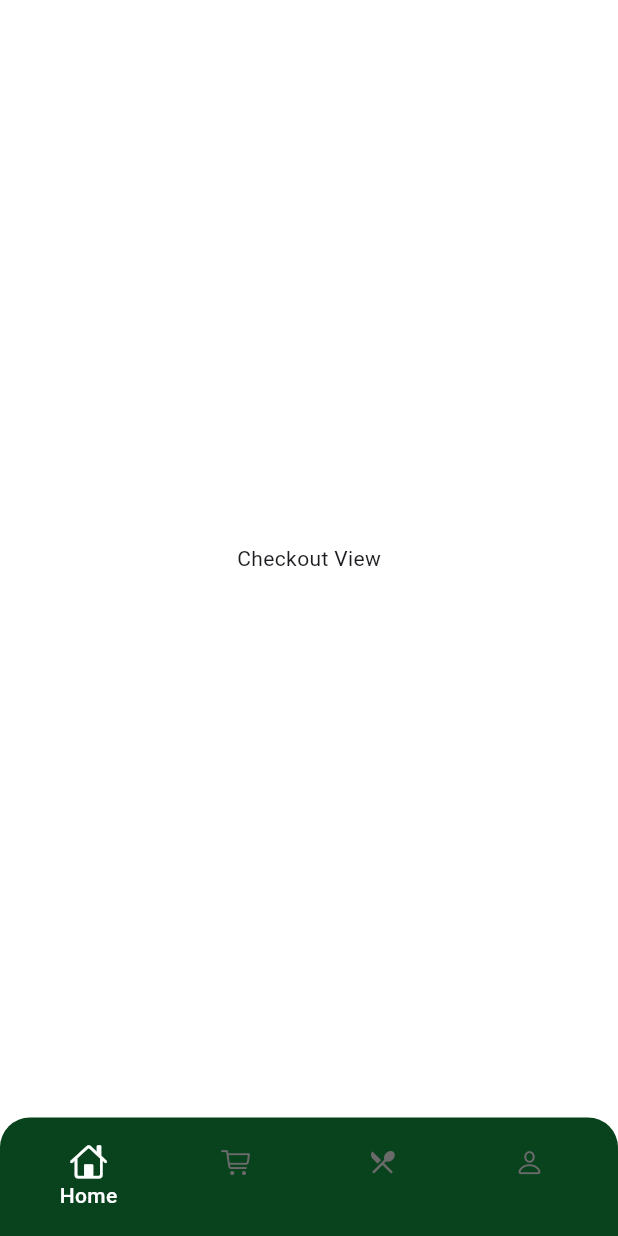
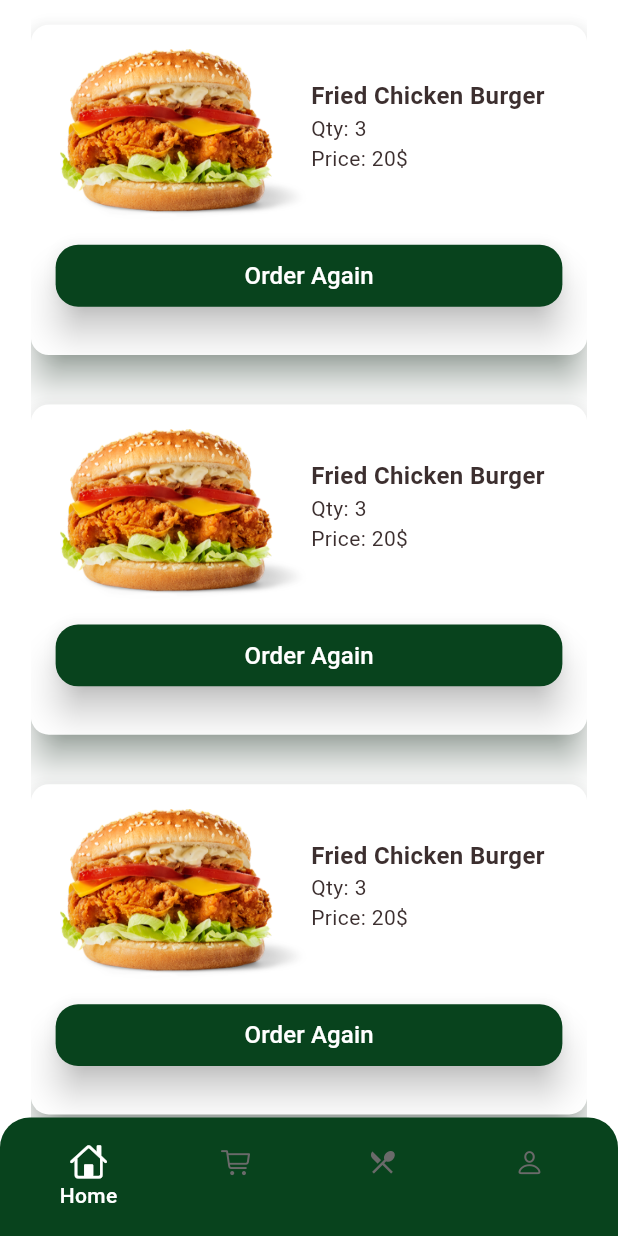
Before and after one commit to M-Waleed-Elsherbeny/Hungry-App, a Flutter app: the screen it shows after launch, swiped to page 3, on a phone screen of 412 x 824 dp. Run offline on Flutter 3.47's test engine with Material 3 defaults, Android fonts, the phone set to English and light mode, and no system bars; our stand-ins replace flutter_svg, google_fonts.

```diff
--- a/lib/core/components/custom_button.dart
+++ b/lib/core/components/custom_button.dart
@@ -3,9 +3,15 @@ import 'package:hungry_app/core/styles/colors/app_colors.dart';
 import 'package:hungry_app/core/styles/fonts/app_text_style.dart';
 
 class CustomButton extends StatelessWidget {
-  const CustomButton({super.key, required this.title, this.onTap});
+  const CustomButton({
+    super.key,
+    required this.title,
+    this.onTap,
+    this.minimumSize,
+  });
   final String title;
   final VoidCallback? onTap;
+  final Size? minimumSize;
 
   @override
   Widget build(BuildContext context) {
@@ -16,8 +22,7 @@ class CustomButton extends StatelessWidget {
         shape: RoundedRectangleBorder(borderRadius: BorderRadius.circular(15)),
         alignment: Alignment.center,
         elevation: 10,
-        minimumSize: const Size(150, 50),
-        maximumSize: const Size(150, 50),
+        minimumSize: minimumSize ?? const Size(150, 50),
       ),
       child: Text(title, style: AppTextStyle.textWhite16W500),
     );
--- a/lib/core/navigation/custom_navigation_bar.dart
+++ b/lib/core/navigation/custom_navigation_bar.dart
@@ -2,8 +2,8 @@ import 'package:flutter/cupertino.dart';
 import 'package:flutter/material.dart';
 import 'package:hungry_app/core/styles/colors/app_colors.dart';
 import 'package:hungry_app/features/cart/view/cart_view.dart';
-import 'package:hungry_app/features/checkout/view/checkout_view.dart';
 import 'package:hungry_app/features/home/view/home_view.dart';
+import 'package:hungry_app/features/orders/view/orders_view.dart';
 import 'package:hungry_app/features/profile/view/profile_view.dart';
 
 class CustomNavigationBar extends StatefulWidget {
@@ -38,7 +38,7 @@ class _CustomNavigationBarState extends State<CustomNavigationBar> {
   List<Widget> pages = [
     const HomeView(),
     const CartView(),
-    const CheckOutView(),
+    const OrderView(),
     const ProfileView(),
   ];
   int currentIndex = 0;
--- a/lib/core/styles/assets/app_assets.dart
+++ b/lib/core/styles/assets/app_assets.dart
@@ -2,6 +2,7 @@ class AppAssets {
   // Paths
   static const String imagePath = 'assets/images';
   static const String svgPath = 'assets/svg';
+  static const String iconPath = 'assets/icons';
 
   // Splash Screen
   static const String splashImage = '$imagePath/splash_image.png';
@@ -21,4 +22,8 @@ class AppAssets {
   static const String onion = '$imagePath/onion.png';
   static const String tomato = '$imagePath/tomato.png';
 
+  // icons
+  static const String cashOnDelivery = '$iconPath/cash.png';
+  static const String visaMethod = '$iconPath/visa.png';
+
 }
--- a/lib/core/styles/fonts/app_text_style.dart
+++ b/lib/core/styles/fonts/app_text_style.dart
@@ -18,6 +18,12 @@ class AppTextStyle {
     color: AppColors.kBrownColor,
     fontSize: 16,
     fontWeight: FontWeight.w600,
+    overflow: TextOverflow.ellipsis,
+  );
+  static const TextStyle textBrown18W700 = TextStyle(
+    color: AppColors.kBrownColor,
+    fontSize: 18,
+    fontWeight: FontWeight.w700,
     overflow: TextOverflow.ellipsis,
   );
   static const TextStyle textBrown16W400 = TextStyle(
--- /dev/null
+++ b/lib/features/orders/view/orders_view.dart
@@ -0,0 +1,79 @@
+import 'package:flutter/material.dart';
+import 'package:hungry_app/core/components/custom_button.dart';
+import 'package:hungry_app/core/styles/assets/app_assets.dart';
+import 'package:hungry_app/core/styles/colors/app_colors.dart';
+import 'package:hungry_app/core/styles/fonts/app_text_style.dart';
+import 'package:hungry_app/core/utils/spacer.dart';
+
+class OrderView extends StatelessWidget {
+  const OrderView({super.key});
+
+  @override
+  Widget build(BuildContext context) {
+    double deviceHeight = MediaQuery.of(context).size.height;
+    double deviceWidth = MediaQuery.of(context).size.width;
+    return Padding(
+      padding: EdgeInsets.symmetric(horizontal: deviceWidth * 0.05),
+      child: ListView.builder(
+        padding: EdgeInsets.only(bottom: deviceHeight * 0.1),
+        itemCount: 3,
+        itemBuilder: (_, index) {
+          return Card(
+            margin: EdgeInsets.only(
+              top: deviceHeight * 0.02,
+              bottom: deviceHeight * 0.02,
+            ),
+            color: AppColors.kWhiteColor,
+            elevation: 10,
+            shadowColor: AppColors.kPrimaryColor,
+            child: Padding(
+              padding: EdgeInsets.all(deviceWidth * 0.04),
+              child: Column(
+                children: [
+                  Row(
+                    mainAxisAlignment: MainAxisAlignment.spaceEvenly,
+                    children: [
+                      Image.asset(
+                        AppAssets.friedChickenBurger,
+                        width: deviceWidth * 0.4,
+                      ),
+                      SizedBox(
+                        width: deviceWidth * 0.4,
+                        child: Column(
+                          crossAxisAlignment: CrossAxisAlignment.start,
+                          mainAxisAlignment: MainAxisAlignment.center,
+                          children: [
+                            const Text(
+                              "Fried Chicken Burger",
+                              style: AppTextStyle.textBrown16W600,
+                            ),
+                            const Text(
+                              "Qty: 3",
+                              style: AppTextStyle.textBrown14W400,
+                            ),
+                            const Text(
+                              "Price: 20\$",
+                              style: AppTextStyle.textBrown14W400,
+                            ),
+                            heightSpace(deviceHeight * 0.015),
+                          ],
+                        ),
+                      ),
+                    ],
+                  ),
+                  heightSpace(deviceHeight * 0.015),
+                  CustomButton(
+                    minimumSize: Size(double.infinity, deviceHeight * 0.05),
+                    title: "Order Again",
+                    onTap: () {},
+                  ),
+                  heightSpace(deviceHeight * 0.015),
+                ],
+              ),
+            ),
+          );
+        },
+      ),
+    );
+  }
+}
```
Also changed, not shown: lib/features/cart/view/cart_view.dart (+10 -1 lines), lib/features/checkout/view/checkout_view.dart (+64 -1 lines), lib/features/checkout/widgets/custom_order_details.dart (added, +42 -0 lines), assets/icons/cash.png (added), assets/icons/visa.png (added).
